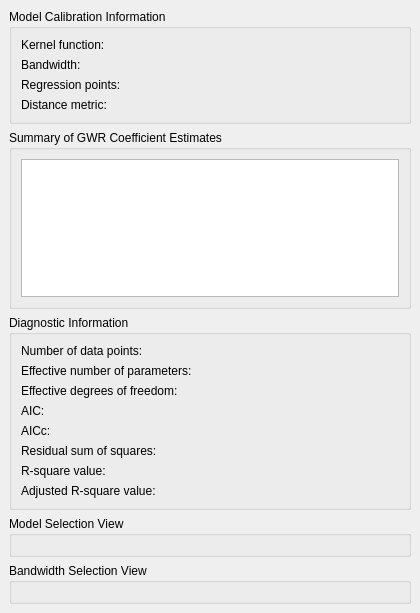
GWmodel-Lab/GWmodelS, file PropertyPanelTabs/gwmpropertygwrtab.ui: the form before one commit.
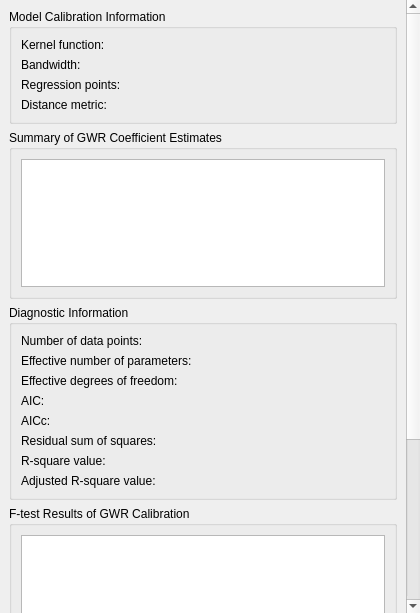
The form after the commit.

```diff
--- a/PropertyPanelTabs/gwmpropertygwrtab.ui
+++ b/PropertyPanelTabs/gwmpropertygwrtab.ui
@@ -47,9 +47,9 @@
       <property name="geometry">
        <rect>
         <x>0</x>
-        <y>0</y>
-        <width>420</width>
-        <height>613</height>
+        <y>-229</y>
+        <width>406</width>
+        <height>842</height>
        </rect>
       </property>
       <layout class="QVBoxLayout" name="verticalLayout">
@@ -288,6 +288,25 @@
          </layout>
         </widget>
        </item>
+       <item>
+        <widget class="QGroupBox" name="groupBox_4">
+         <property name="title">
+          <string>F-test Results of GWR Calibration</string>
+         </property>
+         <layout class="QVBoxLayout" name="verticalLayout_4">
+          <item>
+           <widget class="QTreeView" name="trvFTest">
+            <property name="sizePolicy">
+             <sizepolicy hsizetype="Expanding" vsizetype="Fixed">
+              <horstretch>0</horstretch>
+              <verstretch>0</verstretch>
+             </sizepolicy>
+            </property>
+           </widget>
+          </item>
+         </layout>
+        </widget>
+       </item>
        <item>
         <widget class="QGroupBox" name="grpModelSelView">
          <property name="title">
```
